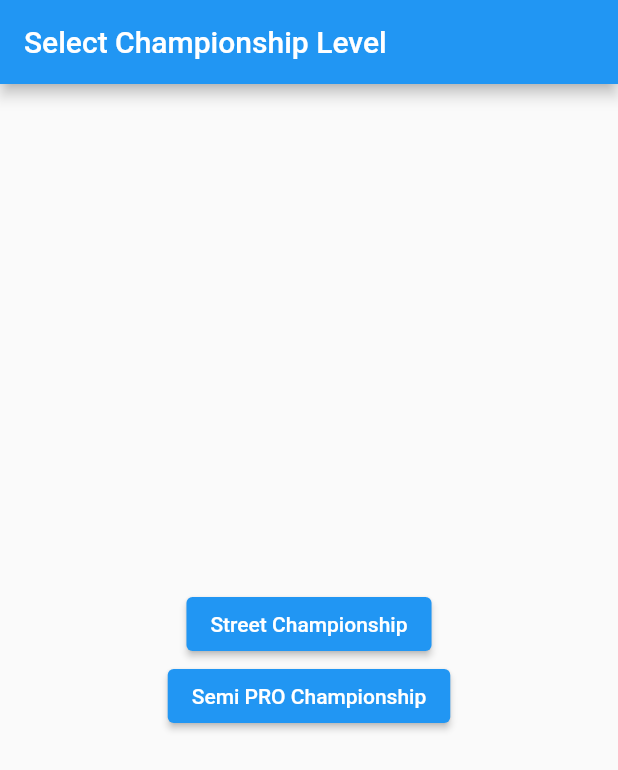
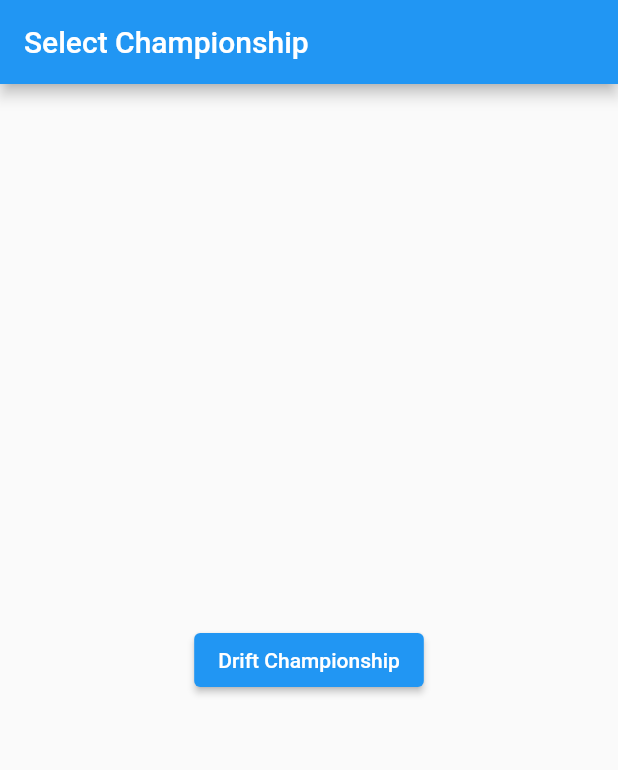
Before and after one commit to Catsuhime/College, a Flutter app: the screen it shows after launch, on a phone screen of 412 x 824 dp. Shown: the top 770 px of the screen. Run offline on Flutter 3.47's test engine with Material 2 defaults, Android fonts, the light colour scheme and no system bars.

Commit message:
Second Commit

```diff
--- a/lib/main.dart
+++ b/lib/main.dart
@@ -11,7 +11,7 @@ class DriftChampionshipApp extends StatelessWidget {
   @override
   Widget build(BuildContext context) {
     return MaterialApp(
-      title: 'Drift Championship App',
+      title: 'Championship App',
       theme: ThemeData(
         primarySwatch: Colors.blue,
       ),
@@ -25,7 +25,7 @@ class ChampionshipLevelScreen extends StatelessWidget {
   Widget build(BuildContext context) {
     return Scaffold(
       appBar: AppBar(
-        title: Text('Select Championship Level'),
+        title: Text('Select Championship'),
       ),
       body: Center(
         child: Column(
@@ -36,26 +36,11 @@ class ChampionshipLevelScreen extends StatelessWidget {
                 Navigator.push(
                   context,
                   MaterialPageRoute(
-                    builder: (context) => ParticipantsScreen(
-                      championshipLevel: 'Street',
-                    ),
+                    builder: (context) => ParticipantsScreen(),
                   ),
                 );
               },
-              child: Text('Street Championship'),
-            ),
-            ElevatedButton(
-              onPressed: () {
-                Navigator.push(
-                  context,
-                  MaterialPageRoute(
-                    builder: (context) => ParticipantsScreen(
-                      championshipLevel: 'Semi PRO',
-                    ),
-                  ),
-                );
-              },
-              child: Text('Semi PRO Championship'),
+              child: Text('Drift Championship'),
             ),
           ],
         ),
@@ -65,10 +50,6 @@ class ChampionshipLevelScreen extends StatelessWidget {
 }
 
 class ParticipantsScreen extends StatefulWidget {
-  final String championshipLevel;
-
-  ParticipantsScreen({required this.championshipLevel});
-
   @override
   _ParticipantsScreenState createState() => _ParticipantsScreenState();
 }
@@ -109,7 +90,7 @@ class _ParticipantsScreenState extends State<ParticipantsScreen> {
     // Display the championship and driver information.
     return Scaffold(
       appBar: AppBar(
-        title: Text('${widget.championshipLevel} Championship Participants'),
+        title: Text('Select Championship levels'),
       ),
       body: ListView.builder(
         itemCount: championships.length,
```
